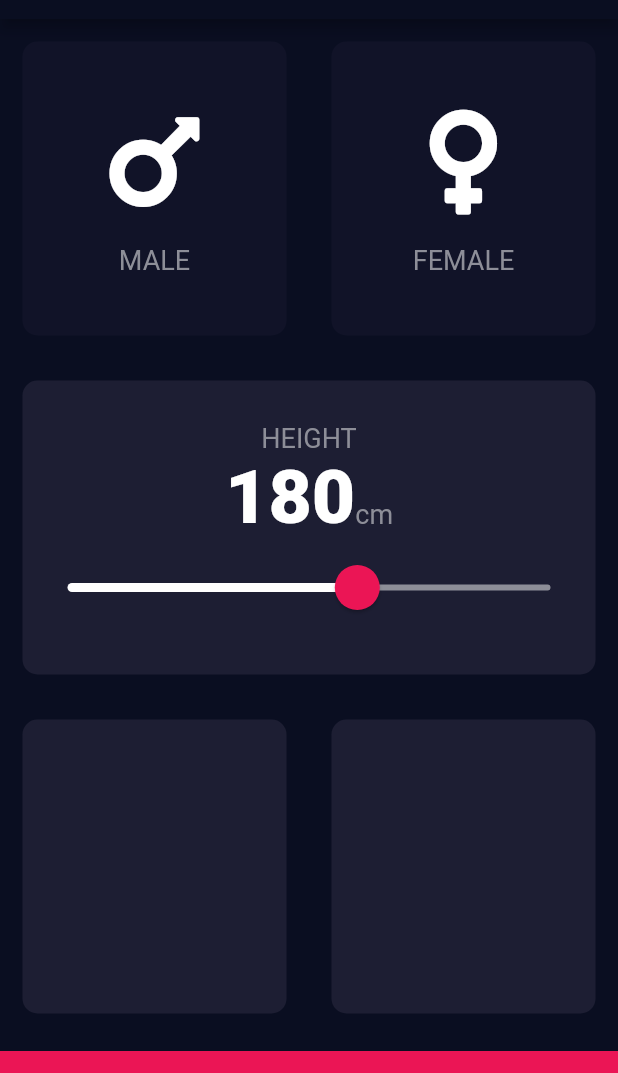
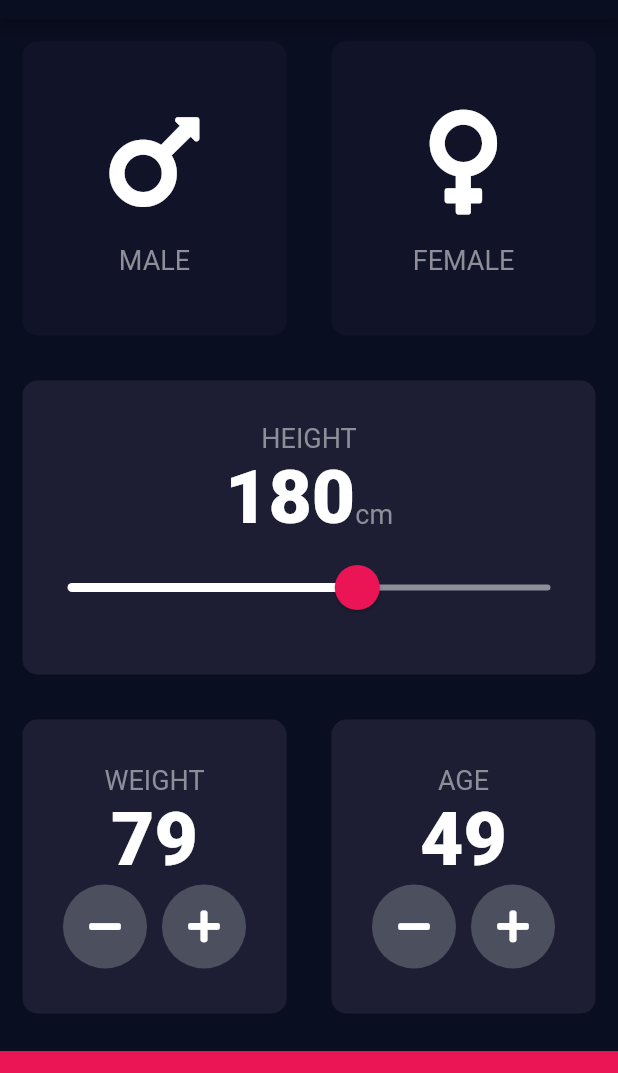
Before and after one commit to josenaves/BMI_Calculator, a Flutter app: the screen it shows after launch, on a phone screen of 412 x 824 dp, the part 65-1138 px from its top. Run offline on Flutter 3.47's test engine with Material 2 defaults, Android fonts, the phone set to English and light mode, and no system bars; our stand-ins replace font_awesome_flutter.

Commit message:
Add weight and age controls

```diff
--- a/lib/input_page.dart
+++ b/lib/input_page.dart
@@ -14,6 +14,8 @@ class InputPage extends StatefulWidget {
 class _InputPageState extends State<InputPage> {
   GenderType selectedGender;
   int height = 180;
+  int weight = 79;
+  int age = 49;
 
   @override
   Widget build(BuildContext context) {
@@ -115,11 +117,85 @@ class _InputPageState extends State<InputPage> {
                 Expanded(
                   child: ReusableCard(
                     color: activeCardColor,
+                    cardChild: Column(
+                      mainAxisAlignment: MainAxisAlignment.center,
+                      children: [
+                        Text(
+                          'WEIGHT',
+                          style: labelTextStyle,
+                        ),
+                        Text(
+                          weight.toString(),
+                          style: labelNumberTextStyle,
+                        ),
+                        Row(
+                          mainAxisAlignment: MainAxisAlignment.center,
+                          children: [
+                            RoundIconButton(
+                              icon: FontAwesomeIcons.minus,
+                              onPressed: () {
+                                setState(() {
+                                  weight--;
+                                });
+                              },
+                            ),
+                            SizedBox(
+                              width: 10.0,
+                            ),
+                            RoundIconButton(
+                              icon: FontAwesomeIcons.plus,
+                              onPressed: () {
+                                setState(() {
+                                  weight++;
+                                });
+                              },
+                            ),
+                          ],
+                        ),
+                      ],
+                    ),
                   ),
                 ),
                 Expanded(
                   child: ReusableCard(
                     color: activeCardColor,
+                    cardChild: Column(
+                      mainAxisAlignment: MainAxisAlignment.center,
+                      children: [
+                        Text(
+                          'AGE',
+                          style: labelTextStyle,
+                        ),
+                        Text(
+                          age.toString(),
+                          style: labelNumberTextStyle,
+                        ),
+                        Row(
+                          mainAxisAlignment: MainAxisAlignment.center,
+                          children: [
+                            RoundIconButton(
+                              icon: FontAwesomeIcons.minus,
+                              onPressed: () {
+                                setState(() {
+                                  age--;
+                                });
+                              },
+                            ),
+                            SizedBox(
+                              width: 10.0,
+                            ),
+                            RoundIconButton(
+                              icon: FontAwesomeIcons.plus,
+                              onPressed: () {
+                                setState(() {
+                                  age++;
+                                });
+                              },
+                            ),
+                          ],
+                        ),
+                      ],
+                    ),
                   ),
                 ),
               ],
@@ -136,3 +212,25 @@ class _InputPageState extends State<InputPage> {
     );
   }
 }
+
+class RoundIconButton extends StatelessWidget {
+  RoundIconButton({@required this.onPressed, @required this.icon});
+
+  final IconData icon;
+  final Function onPressed;
+
+  @override
+  Widget build(BuildContext context) {
+    return RawMaterialButton(
+      elevation: 0.0,
+      child: Icon(icon),
+      constraints: BoxConstraints.tightFor(
+        width: 56.0,
+        height: 56.0,
+      ),
+      shape: CircleBorder(),
+      fillColor: Color(0xFF4C4F5E),
+      onPressed: onPressed,
+    );
+  }
+}
```
